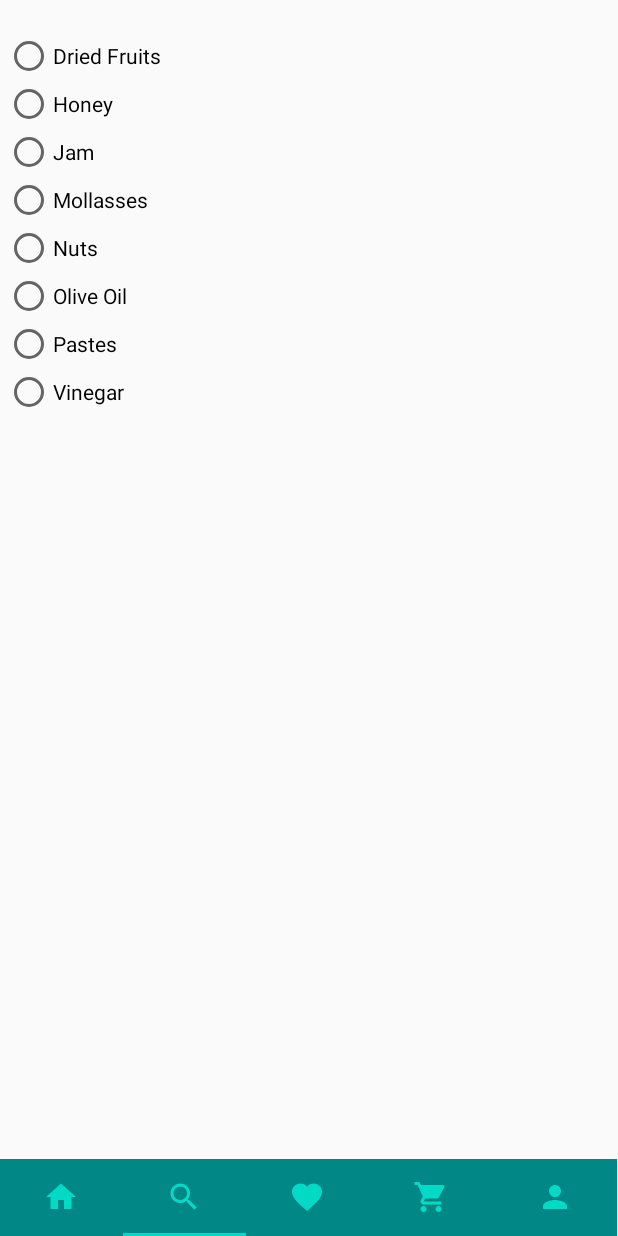
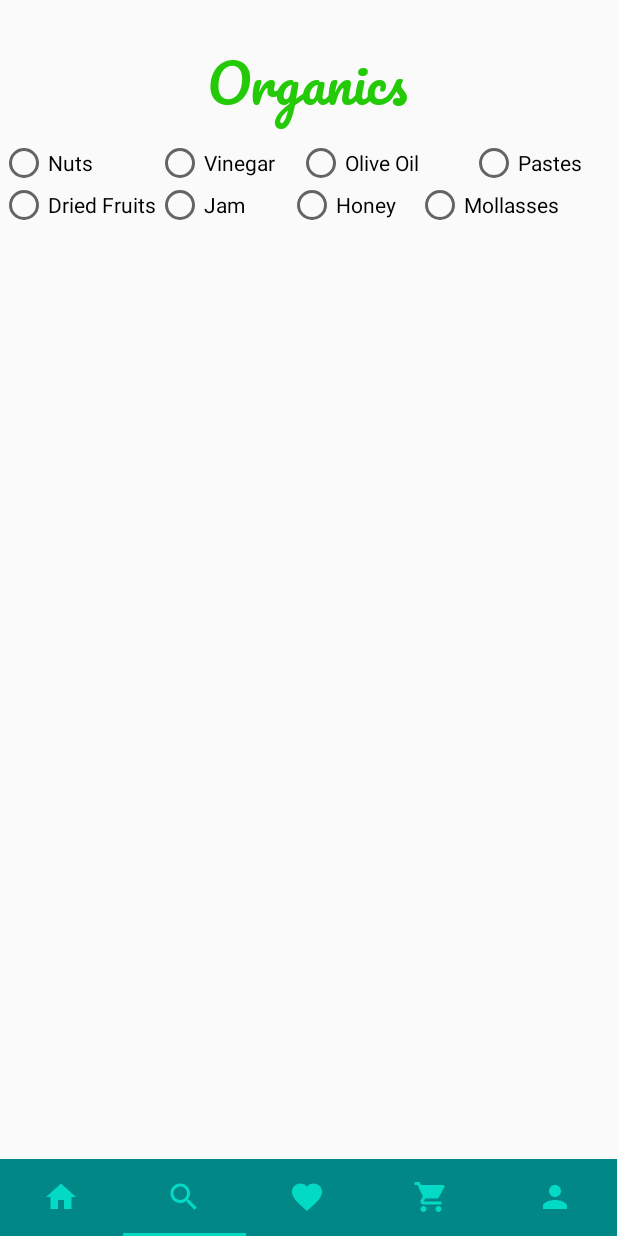
Before and after one commit to ozgurbaltaci/Organics-E-commerce-app, an Android app: the screen it shows after launch once a user with an empty profile is signed in (MainActivity), item 2 of the bottom bar chosen, on a phone screen of 412 x 824 dp. Run offline under Robolectric (Android 15) with nearby library versions, the light colour scheme and no system bars; our stand-ins replace Firebase (no records; nobody signed in at launch, a user with empty details on screens opened directly), Picasso; libraries missing offline, so code that uses them is left out: com.denzcoskun.imageslider, me.relex.circleindicator, ru.tinkoff.scrollingpagerindicator; 3 statements that could not run were skipped.

Commit message:
my filtering page version 2

```diff
--- a/app/src/main/java/com/example/mp_organicmarketproject/UserSearchButton.java
+++ b/app/src/main/java/com/example/mp_organicmarketproject/UserSearchButton.java
@@ -26,10 +26,10 @@ import java.util.ArrayList;
 import java.util.List;
 
 public class UserSearchButton extends Fragment {
-        RadioButton radioButton1,radioButton2,radioButton3,radioButton4,radioButton5,radioButton6,radioButton7,radioButton8;
         RecyclerView cardView ;
         ProductsAdapter adapterProducts;
         RadioGroup group;
+         RadioGroup group2;
         FirebaseDatabase database;
         DatabaseReference databaseReference;
         List<Product> productList;
@@ -46,9 +46,9 @@ public class UserSearchButton extends Fragment {
         View view =inflater.inflate(R.layout.usersearch_fragment, container, false);
             cardView = view.findViewById(R.id.listOfAllCategories);
         group = view.findViewById(R.id.radioButtonGroup);
+        group2 = view.findViewById(R.id.radioButtonGroup2);
 
 
-        RadioButton button111 = view.findViewById(R.id.radioButton);
         group.setOnCheckedChangeListener(new RadioGroup.OnCheckedChangeListener() {
             @Override
             public void onCheckedChanged(RadioGroup group, int checkedId) {
@@ -60,6 +60,21 @@ public class UserSearchButton extends Fragment {
 
             }
         });
+
+
+        group2.setOnCheckedChangeListener(new RadioGroup.OnCheckedChangeListener() {
+            @Override
+            public void onCheckedChanged(RadioGroup group, int checkedId) {
+                int id = group.getCheckedRadioButtonId();
+
+                RadioButton radioButtonCurrent = view.findViewById(id);
+                String currentCategory = "Category:"+radioButtonCurrent.getText().toString();
+                buttonGroupDatabase(currentCategory);
+
+            }
+        });
+
+
         layoutManager = new GridLayoutManager(getContext(),2);
         //layoutManager = new LinearLayoutManager(getContext(), RecyclerView.VERTICAL, false);
         cardView.setLayoutManager(layoutManager);
--- a/app/src/main/res/layout/usersearch_fragment.xml
+++ b/app/src/main/res/layout/usersearch_fragment.xml
@@ -9,73 +9,107 @@
 
     <RadioGroup
         android:id="@+id/radioButtonGroup"
-        android:layout_width="403dp"
-        android:layout_height="272dp"
-        android:layout_marginTop="100dp"
+
+        android:layout_width="412dp"
+        android:layout_height="47dp"
+        android:layout_marginTop="60dp"
+        android:orientation="horizontal"
         app:layout_constraintBottom_toTopOf="@+id/listOfAllCategories"
         app:layout_constraintEnd_toEndOf="parent"
+        app:layout_constraintHorizontal_bias="0.0"
         app:layout_constraintStart_toStartOf="parent"
-        app:layout_constraintTop_toTopOf="parent"
+        app:layout_constraintTop_toBottomOf="@+id/textView17"
         app:layout_constraintVertical_bias="0.02">
 
         <RadioButton
             android:id="@+id/radioButton"
-            android:layout_width="match_parent"
+            android:layout_width="wrap_content"
             android:layout_height="wrap_content"
             android:text="Dried Fruits" />
 
         <RadioButton
+            android:id="@+id/radioButton3"
+            android:layout_width="88dp"
+            android:layout_height="wrap_content"
+            android:text="Jam" />
+
+        <RadioButton
             android:id="@+id/radioButton2"
-            android:layout_width="match_parent"
+            android:layout_width="85dp"
             android:layout_height="wrap_content"
             android:text="Honey" />
 
         <RadioButton
-            android:id="@+id/radioButton3"
-            android:layout_width="match_parent"
-            android:layout_height="wrap_content"
-            android:text="Jam" />
-
-        <RadioButton
-            android:id="@+id/radioButton4"
-            android:layout_width="match_parent"
+            android:id="@+id/radioButton4_2"
+            android:layout_width="123dp"
             android:layout_height="wrap_content"
             android:text="Mollasses" />
 
+    </RadioGroup>
+
+    <TextView
+        android:id="@+id/textView17"
+        android:layout_width="wrap_content"
+        android:layout_height="wrap_content"
+        android:fontFamily="@font/pacifico"
+        android:text="Organics"
+        android:textColor="#24CA08"
+        android:textSize="36sp"
+        app:layout_constraintEnd_toEndOf="parent"
+        app:layout_constraintHorizontal_bias="0.498"
+        app:layout_constraintStart_toStartOf="parent"
+        app:layout_constraintTop_toTopOf="parent" />
+
+    <RadioGroup
+        android:id="@+id/radioButtonGroup2"
+
+        android:layout_width="412dp"
+        android:layout_height="47dp"
+        android:layout_marginTop="5dp"
+        android:orientation="horizontal"
+        app:layout_constraintBottom_toTopOf="@+id/listOfAllCategories"
+        app:layout_constraintEnd_toEndOf="parent"
+        app:layout_constraintHorizontal_bias="0.0"
+        app:layout_constraintStart_toStartOf="parent"
+        app:layout_constraintTop_toBottomOf="@+id/textView17"
+        app:layout_constraintVertical_bias="0.02">
+
+
         <RadioButton
-            android:id="@+id/radioButton5"
-            android:layout_width="match_parent"
+            android:id="@+id/radioButton5_2"
+            android:layout_width="104dp"
             android:layout_height="wrap_content"
             android:text="Nuts" />
 
         <RadioButton
-            android:id="@+id/radioButton6"
-            android:layout_width="match_parent"
+            android:id="@+id/radioButton8_2"
+            android:layout_width="94dp"
+            android:layout_height="wrap_content"
+            android:text="Vinegar" />
+
+        <RadioButton
+            android:id="@+id/radioButton6_2"
+            android:layout_width="115dp"
             android:layout_height="wrap_content"
             android:text="Olive Oil" />
 
         <RadioButton
             android:id="@+id/radioButton7"
-            android:layout_width="match_parent"
+            android:layout_width="wrap_content"
             android:layout_height="wrap_content"
             android:text="Pastes" />
 
-        <RadioButton
-            android:id="@+id/radioButton8"
-            android:layout_width="match_parent"
-            android:layout_height="wrap_content"
-            android:text="Vinegar" />
     </RadioGroup>
 
     <androidx.recyclerview.widget.RecyclerView
         android:id="@+id/listOfAllCategories"
-        android:layout_width="match_parent"
-        android:layout_height="394dp"
+        android:layout_width="406dp"
+        android:layout_height="510dp"
         android:layout_marginTop="14dp"
-        android:layout_marginBottom="80dp"
+        android:layout_marginBottom="20dp"
         app:layout_constraintBottom_toBottomOf="parent"
         app:layout_constraintEnd_toEndOf="parent"
-        app:layout_constraintHorizontal_bias="0.0"
+        app:layout_constraintHorizontal_bias="0.6"
         app:layout_constraintStart_toStartOf="parent"
         app:layout_constraintTop_toBottomOf="@+id/radioButtonGroup" />
 
```
